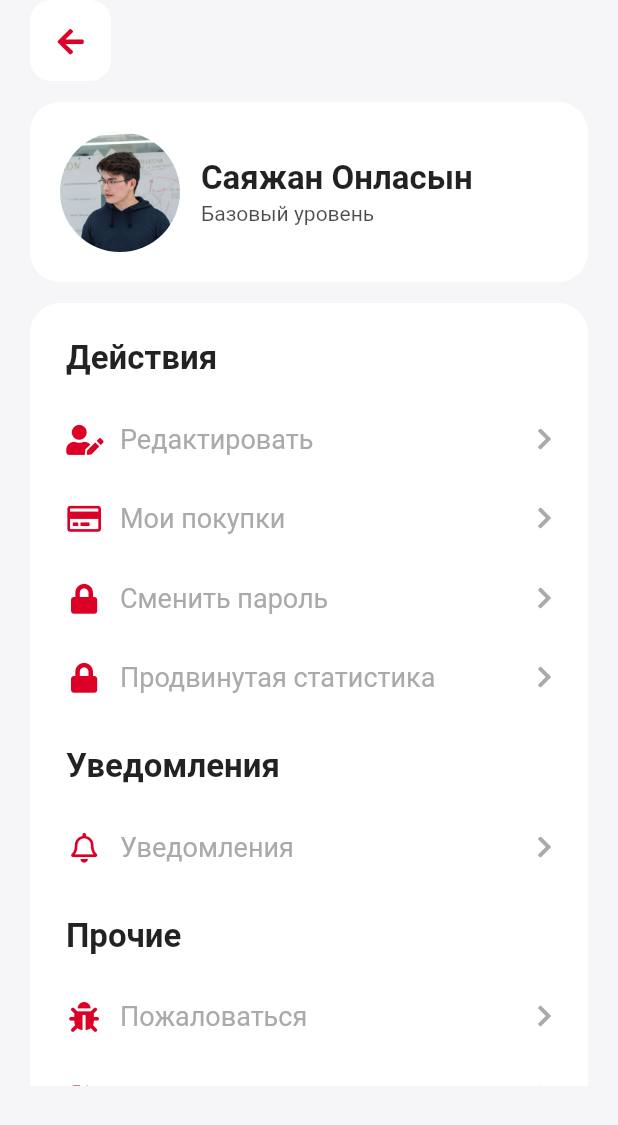
After one commit to Crepiks/home-credit-clients, a Flutter app: the ProfileView screen opened directly, on a phone screen of 412 x 824 dp. The commit adds this screen. Shown: the top 1125 px of the screen. Run offline on Flutter 3.47's test engine with Material 2 defaults, Android fonts, the light colour scheme and no system bars; our stand-ins replace font_awesome_flutter, qr_flutter; missing offline and left inert: flutter_barcode_scanner.

Commit message:
feat: implement profile screen

```diff
--- a/lib/home/views/components/header.dart
+++ b/lib/home/views/components/header.dart
@@ -1,4 +1,6 @@
+import 'package:flutter/cupertino.dart';
 import 'package:flutter/material.dart';
+import 'package:home_credit_clients/profile/views/profile_view.dart';
 
 class Header extends StatelessWidget {
   const Header({Key? key}) : super(key: key);
@@ -28,13 +30,21 @@ class Header extends StatelessWidget {
               )
             ],
           ),
-          Container(
+          GestureDetector(
+            onTap: () {
+              Navigator.push(
+                  context,
+                  CupertinoPageRoute(
+                      builder: (context) => const ProfileView()));
+            },
+            child: Container(
                 width: 50,
                 height: 50,
                 decoration: const BoxDecoration(
                     shape: BoxShape.circle,
                     image: DecorationImage(
                         image: AssetImage('assets/images/avatar.png')))),
+          )
         ],
       ),
     );
--- /dev/null
+++ b/lib/profile/views/components/profile_action_link.dart
@@ -0,0 +1,48 @@
+import 'package:flutter/material.dart';
+import 'package:font_awesome_flutter/font_awesome_flutter.dart';
+import 'package:home_credit_clients/common/constants/colors.dart';
+
+class ProfileActionLink extends StatelessWidget {
+  final String text;
+  final Widget icon;
+
+  const ProfileActionLink(
+      {Key? key,
+      required this.text,
+      this.icon = const FaIcon(
+        FontAwesomeIcons.userEdit,
+        size: 20,
+        color: AppColors.primary,
+      )})
+      : super(key: key);
+
+  @override
+  Widget build(BuildContext context) {
+    return Padding(
+      padding: const EdgeInsets.symmetric(vertical: 16),
+      child: Row(
+        mainAxisAlignment: MainAxisAlignment.spaceBetween,
+        children: [
+          Row(
+            children: [
+              SizedBox(
+                width: 24,
+                child: Center(child: icon),
+              ),
+              const SizedBox(width: 12),
+              Text(
+                text,
+                style: const TextStyle(fontSize: 18, color: Color(0xFFAAAAAA)),
+              )
+            ],
+          ),
+          const FaIcon(
+            FontAwesomeIcons.chevronRight,
+            size: 16,
+            color: Color(0xFFAAAAAA),
+          )
+        ],
+      ),
+    );
+  }
+}
--- /dev/null
+++ b/lib/profile/views/components/profile_actions.dart
@@ -0,0 +1,110 @@
+import 'package:flutter/material.dart';
+import 'package:font_awesome_flutter/font_awesome_flutter.dart';
+import 'package:home_credit_clients/common/constants/colors.dart';
+import './profile_action_link.dart';
+
+class ProfileActions extends StatelessWidget {
+  const ProfileActions({Key? key}) : super(key: key);
+
+  @override
+  Widget build(BuildContext context) {
+    return Container(
+      width: double.infinity,
+      padding: const EdgeInsets.symmetric(horizontal: 24, vertical: 18),
+      decoration: const BoxDecoration(
+          color: Colors.white,
+          borderRadius: BorderRadius.all(Radius.circular(20))),
+      child: Column(
+        crossAxisAlignment: CrossAxisAlignment.start,
+        children: const [
+          SizedBox(
+            height: 6,
+          ),
+          Text(
+            "Действия",
+            style: TextStyle(fontSize: 22, fontWeight: FontWeight.w600),
+          ),
+          SizedBox(
+            height: 14,
+          ),
+          ProfileActionLink(
+            text: "Редактировать",
+            icon: FaIcon(
+              FontAwesomeIcons.userEdit,
+              size: 20,
+              color: AppColors.primary,
+            ),
+          ),
+          ProfileActionLink(
+            text: "Мои покупки",
+            icon: FaIcon(
+              FontAwesomeIcons.creditCard,
+              size: 20,
+              color: AppColors.primary,
+            ),
+          ),
+          ProfileActionLink(
+            text: "Сменить пароль",
+            icon: FaIcon(
+              FontAwesomeIcons.lock,
+              size: 20,
+              color: AppColors.primary,
+            ),
+          ),
+          ProfileActionLink(
+            text: "Продвинутая статистика",
+            icon: FaIcon(
+              FontAwesomeIcons.lock,
+              size: 20,
+              color: AppColors.primary,
+            ),
+          ),
+          SizedBox(
+            height: 20,
+          ),
+          Text(
+            "Уведомления",
+            style: TextStyle(fontSize: 22, fontWeight: FontWeight.w600),
+          ),
+          SizedBox(
+            height: 14,
+          ),
+          ProfileActionLink(
+            text: "Уведомления",
+            icon: FaIcon(
+              FontAwesomeIcons.bell,
+              size: 20,
+              color: AppColors.primary,
+            ),
+          ),
+          SizedBox(
+            height: 20,
+          ),
+          Text(
+            "Прочие",
+            style: TextStyle(fontSize: 22, fontWeight: FontWeight.w600),
+          ),
+          SizedBox(
+            height: 14,
+          ),
+          ProfileActionLink(
+            text: "Пожаловаться",
+            icon: FaIcon(
+              FontAwesomeIcons.bug,
+              size: 20,
+              color: AppColors.primary,
+            ),
+          ),
+          ProfileActionLink(
+            text: "Выйти",
+            icon: FaIcon(
+              FontAwesomeIcons.signOutAlt,
+              size: 20,
+              color: AppColors.primary,
+            ),
+          ),
+        ],
+      ),
+    );
+  }
+}
--- /dev/null
+++ b/lib/profile/views/components/profile_card.dart
@@ -0,0 +1,45 @@
+import 'package:flutter/cupertino.dart';
+import 'package:flutter/material.dart';
+
+class ProfileCard extends StatelessWidget {
+  const ProfileCard({Key? key}) : super(key: key);
+
+  @override
+  Widget build(BuildContext context) {
+    return Container(
+      padding: const EdgeInsets.symmetric(horizontal: 20, vertical: 20),
+      decoration: const BoxDecoration(
+          color: Colors.white,
+          borderRadius: BorderRadius.all(Radius.circular(20))),
+      child: Row(
+        children: [
+          Container(
+              width: 80,
+              height: 80,
+              decoration: const BoxDecoration(
+                  shape: BoxShape.circle,
+                  image: DecorationImage(
+                      image: AssetImage('assets/images/avatar.png')))),
+          const SizedBox(width: 14),
+          Column(
+            crossAxisAlignment: CrossAxisAlignment.start,
+            children: [
+              const Text(
+                "Саяжан Онласын",
+                style: TextStyle(fontSize: 22, fontWeight: FontWeight.w600),
+              ),
+              const SizedBox(
+                height: 2,
+              ),
+              Text(
+                "Базовый уровень",
+                style: TextStyle(
+                    fontSize: 14, color: Colors.black.withOpacity(0.7)),
+              )
+            ],
+          )
+        ],
+      ),
+    );
+  }
+}
--- /dev/null
+++ b/lib/profile/views/profile_view.dart
@@ -0,0 +1,31 @@
+import 'package:flutter/cupertino.dart';
+import 'package:flutter/material.dart';
+import 'package:home_credit_clients/common/components/back_button.dart';
+import 'package:home_credit_clients/common/constants/colors.dart';
+import './components/profile_actions.dart';
+import './components/profile_card.dart';
+
+class ProfileView extends StatelessWidget {
+  const ProfileView({Key? key}) : super(key: key);
+
+  @override
+  Widget build(BuildContext context) {
+    return Scaffold(
+        backgroundColor: AppColors.background,
+        body: Padding(
+            padding: const EdgeInsets.only(right: 20, left: 20, bottom: 100),
+            child: ListView(
+              children: [
+                Row(
+                  children: const [AppBackButton()],
+                ),
+                const SizedBox(
+                  height: 14,
+                ),
+                const ProfileCard(),
+                const SizedBox(height: 14),
+                const ProfileActions()
+              ],
+            )));
+  }
+}
```
Lines whose indentation alone changed are shown as unchanged.
